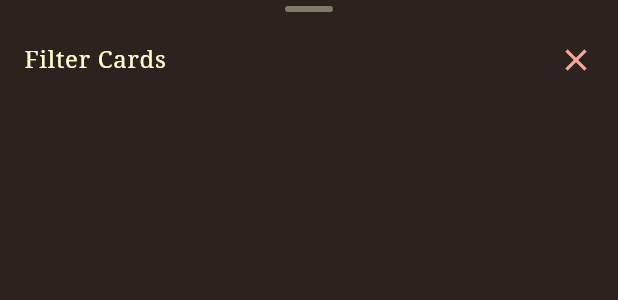
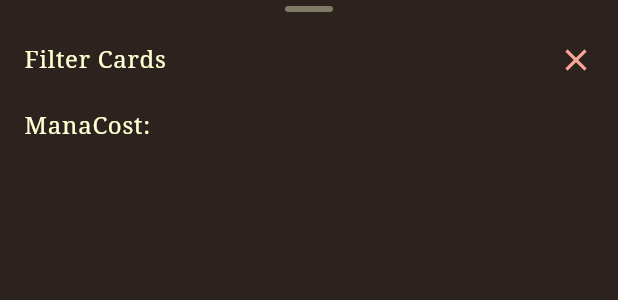
Before and after one commit to CreVL/mtg_picker, a Flutter app: the FilterBottomSheet widget shown alone on an empty page, opened directly, on a phone screen of 412 x 824 dp. Shown: the top 300 px of the screen. Run offline on Flutter 3.47's test engine with Material 3 defaults, Android fonts, the phone set to English and light mode, and no system bars; our stand-ins replace dio, flutter_hooks, flutter_mobx, freezed_annotation, get_it, go_router and 3 more; accounts and stored records are empty; generated files the repository leaves out were written again; network calls fail.

Commit message:
manacost bottom sheet

```diff
--- a/lib/ui/pages/card_page/card_page.dart
+++ b/lib/ui/pages/card_page/card_page.dart
@@ -74,7 +74,9 @@ class CardPage extends HookWidget {
                           showModalBottomSheet(
                             context: context,
                             builder: (BuildContext context) {
-                              return const FilterBottomSheet();
+                              return const FilterBottomSheet(
+                                  // filterChanged: cardController.filterCards,
+                                  );
                             },
                           );
                         },
--- a/lib/ui/widgets/bottom_sheet/filter_bottom_sheet/filter_bottom_sheet.dart
+++ b/lib/ui/widgets/bottom_sheet/filter_bottom_sheet/filter_bottom_sheet.dart
@@ -4,7 +4,9 @@ import 'package:mtg_picker/ui/theme/theme.dart';
 import 'package:mtg_picker/ui/widgets/bottom_sheet/bottom_sheet_hat.dart';
 
 class FilterBottomSheet extends StatelessWidget {
-  const FilterBottomSheet({super.key});
+  final Function(Color color)? filterChanged;
+
+  const FilterBottomSheet({super.key, this.filterChanged});
 
   @override
   Widget build(BuildContext context) {
@@ -39,6 +41,16 @@ class FilterBottomSheet extends StatelessWidget {
                 ],
               ),
               const SizedBox(height: 20.0),
+              Row(
+                children: [
+                  Text(
+                    'ManaCost:',
+                    style: themeData.textTheme.titleLarge,
+                  ),
+                  const SizedBox(width: 10),
+                ],
+              ),
+              const SizedBox(height: 20.0),
             ],
           ),
         ),
```
